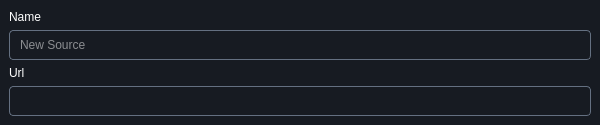
First picture: the form in urlpickerwidget.ui, repository drillarium/FrameFlow, before the edit.
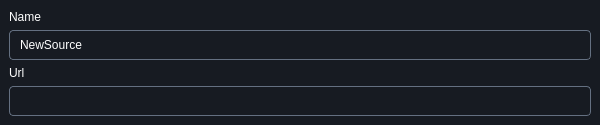
Second picture: the form after the edit.

```diff
--- a/urlpickerwidget.ui
+++ b/urlpickerwidget.ui
@@ -90,6 +90,9 @@
           <height>30</height>
          </size>
         </property>
+        <property name="text">
+         <string>NewSource</string>
+        </property>
         <property name="placeholderText">
          <string>New Source</string>
         </property>
```
